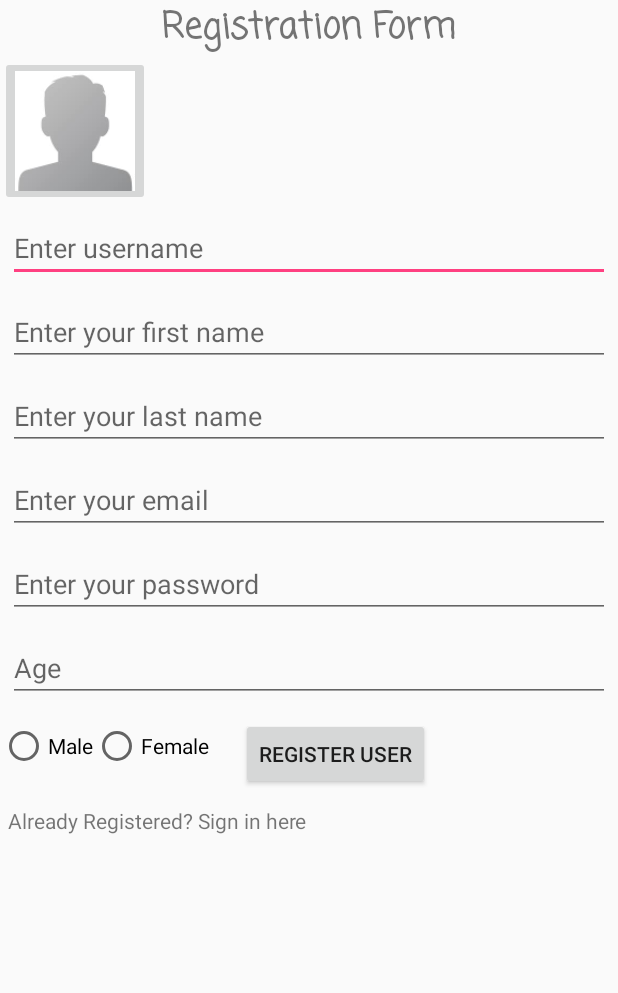
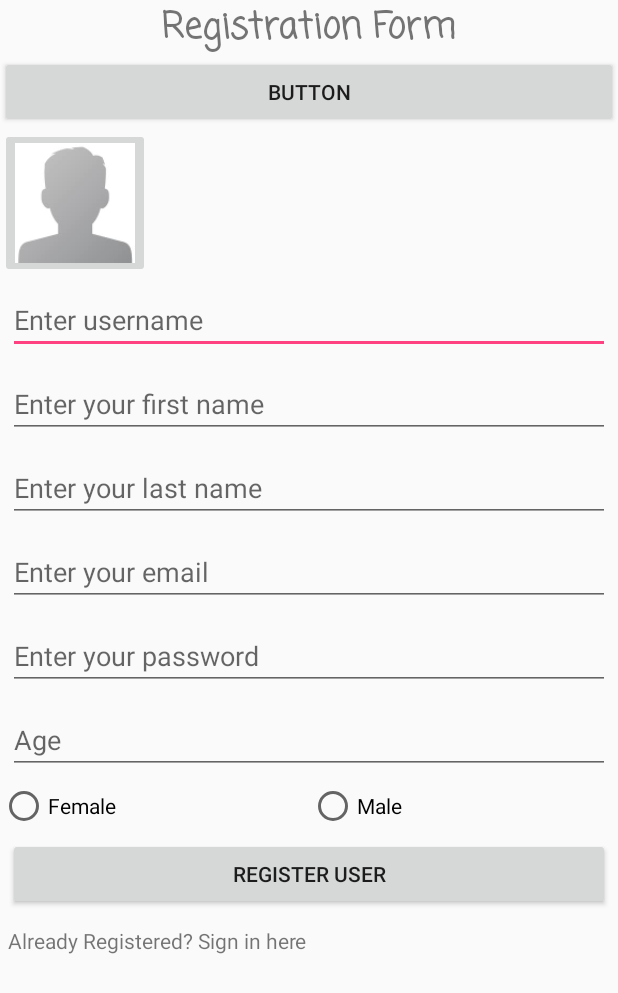
Before and after one commit to CHRISPASP95/EducationProgram, an Android app: the MainActivity screen opened directly, with no data from a screen before it, after a tap on an icon or button, on a phone screen of 412 x 824 dp. Shown: the top 993 px of the screen. Run offline under Robolectric (Android 15) with nearby library versions, the phone set to English and light mode, and no system bars; our stand-ins replace Firebase (no records; nobody signed in at launch, a user with empty details on screens opened directly); libraries missing offline, so code that uses them is left out: com.theartofdev.edmodo.

Commit message:
image storage

```diff
--- a/app/src/main/AndroidManifest.xml
+++ b/app/src/main/AndroidManifest.xml
@@ -5,6 +5,8 @@
     <uses-permission android:name="android.permission.INTERNET" />
     <uses-permission android:name="android.permission.READ_EXTERNAL_STORAGE"/>
     <uses-permission android:name="android.permission.WRITE_EXTERNAL_STORAGE"/>
+    <uses-permission android:name="android.permission.CAMERA"/>
+    <uses-feature android:name="android.hardware.camera2"/>
 
     <application
         android:allowBackup="true"
--- a/app/src/main/java/com/example/christospaspalieris/educationprogram/LoginActivity.java
+++ b/app/src/main/java/com/example/christospaspalieris/educationprogram/LoginActivity.java
@@ -31,7 +31,9 @@ public class LoginActivity extends AppCompatActivity implements View.OnClickList
     TextView textView_SignUP;
     EditText username,email,password;
     Button btn;
+
     private ProgressDialog progressLogin;
+
     @Override
     protected void onCreate(Bundle savedInstanceState) {
         super.onCreate(savedInstanceState);
--- a/app/src/main/java/com/example/christospaspalieris/educationprogram/MainActivity.java
+++ b/app/src/main/java/com/example/christospaspalieris/educationprogram/MainActivity.java
@@ -3,6 +3,7 @@ package com.example.christospaspalieris.educationprogram;
 import android.app.ProgressDialog;
 import android.content.Intent;
 import android.net.Uri;
+import android.provider.MediaStore;
 import android.support.annotation.NonNull;
 import android.support.v7.app.AppCompatActivity;
 import android.os.Bundle;
@@ -12,6 +13,7 @@ import android.widget.Button;
 import android.widget.EditText;
 import android.widget.ImageButton;
 import android.widget.RadioButton;
+import android.widget.RadioGroup;
 import android.widget.TextView;
 import android.widget.Toast;
 
@@ -31,21 +33,28 @@ import com.theartofdev.edmodo.cropper.CropImageView;
 
 public class MainActivity extends AppCompatActivity implements View.OnClickListener {
 
-    private Button buttonRegister;
+    private Button buttonRegister, btn2;
     private EditText editTextEmail,editTextPassword,editTextUserName,editTextFirstName,editTextLastName, editTextAge;
+    private RadioGroup choice_sex;
     private RadioButton male,female;
     private TextView textViewSignin;
     private ImageButton imageButton;
     private Uri profile_pic;
+    private Uri camera_uri;
+
+    private boolean camera = false;
 
     private ProgressDialog progressdialog;
 
     private static final int GALLERY_REQUEST = 1;
+    private static final int CAMERA_REQUEST_CODE = 2;
 
 
     private FirebaseAuth firebaseAyth;
     private DatabaseReference dbReference;
     private StorageReference mStorageImage;
+
+    String sex = "";
 
     @Override
     protected void onCreate(Bundle savedInstanceState) {
@@ -53,6 +62,7 @@ public class MainActivity extends AppCompatActivity implements View.OnClickListe
         setContentView(R.layout.activity_main);
 
         buttonRegister=(Button)findViewById(R.id.buttonRegister);
+        btn2= (Button)findViewById(R.id.button2);
 
         editTextUserName = (EditText)findViewById(R.id.editTextUserName);
         editTextFirstName = (EditText)findViewById(R.id.editTextFirstName);
@@ -61,6 +71,7 @@ public class MainActivity extends AppCompatActivity implements View.OnClickListe
         editTextPassword = (EditText)findViewById(R.id.editTextPassword);
         editTextAge = (EditText)findViewById(R.id.editAge);
 
+        choice_sex = (RadioGroup) findViewById(R.id.radiogroup);
         male = (RadioButton) findViewById(R.id.radiomale);
         female = (RadioButton) findViewById(R.id.radiofemale);
 
@@ -72,7 +83,6 @@ public class MainActivity extends AppCompatActivity implements View.OnClickListe
 
         buttonRegister.setOnClickListener(this);
         textViewSignin.setOnClickListener(this);
-        imageButton.setOnClickListener(this);
 
         firebaseAyth = FirebaseAuth.getInstance();
         dbReference = FirebaseDatabase.getInstance().getReference("USERS");
@@ -90,6 +100,7 @@ public class MainActivity extends AppCompatActivity implements View.OnClickListe
 
         }
         if(view==imageButton){
+            camera=false;
             Intent galleryIntent = new Intent();
             galleryIntent.setAction(Intent.ACTION_GET_CONTENT);
             galleryIntent.setType("image/*");
@@ -99,6 +110,26 @@ public class MainActivity extends AppCompatActivity implements View.OnClickListe
             /*FirebaseUser user = firebaseAyth.getCurrentUser();
             if(user!=null)*/
                 startActivity(new Intent(getApplicationContext(),LoginActivity.class));
+        }
+        if(view==btn2){
+            camera=true;
+            Intent cameraIntent = new Intent(MediaStore.ACTION_IMAGE_CAPTURE);
+            startActivityForResult(cameraIntent, CAMERA_REQUEST_CODE);
+        }
+
+        int checkRadioButton = choice_sex.getCheckedRadioButtonId();
+
+        switch (checkRadioButton){
+            case R.id.radiomale:
+                if(male.isChecked()){
+                    sex = "Male";
+                }
+                break;
+            case R.id.radiofemale:
+                if(female.isChecked()){
+                    sex = "Female";
+                }
+                break;
         }
 
     }
@@ -124,7 +155,13 @@ public class MainActivity extends AppCompatActivity implements View.OnClickListe
                 Exception error = result.getError();
             }
         }
+        if(requestCode == CAMERA_REQUEST_CODE && resultCode == RESULT_OK){
+            profile_pic = data.getData();
+            imageButton.setImageURI(profile_pic);
+        }
     }
+
+
 
     private void registerUser() {
 
@@ -195,30 +232,37 @@ public class MainActivity extends AppCompatActivity implements View.OnClickListe
         String email_address = editTextEmail.getText().toString().trim();
         String password = editTextPassword.getText().toString().trim();
         String age = editTextAge.getText().toString().trim();
-        String sex = "";
 
 
 
-        if(male.isChecked())
-            sex = "Male";
-        if(female.isChecked())
-            sex = "Female";
+
+
 
         UserInformation userInformation = new UserInformation(username,firstname,lastname,email_address,password,age,sex);
         FirebaseUser user = firebaseAyth.getCurrentUser();
 
         dbReference.child(user.getUid()).child("Person's Info").setValue(userInformation);
-
         StorageReference filepath = mStorageImage.child(profile_pic.getLastPathSegment());
         filepath.putFile(profile_pic).addOnSuccessListener(new OnSuccessListener<UploadTask.TaskSnapshot>() {
             @Override
             public void onSuccess(UploadTask.TaskSnapshot taskSnapshot) {
-
                 FirebaseUser user = firebaseAyth.getCurrentUser();
                 @SuppressWarnings("VisibleForTests")
                 String downloadUri = taskSnapshot.getDownloadUrl().toString();
                 dbReference.child(user.getUid()).child("Person's Info").child("Profile_images").setValue(downloadUri);
+
             }
         });
+               /* StorageReference filepath = mStorageImage.child("camera").child(camera_uri.getLastPathSegment());
+                filepath.putFile(camera_uri).addOnSuccessListener(new OnSuccessListener<UploadTask.TaskSnapshot>() {
+                    @Override
+                    public void onSuccess(UploadTask.TaskSnapshot taskSnapshot) {
+                        FirebaseUser user = firebaseAyth.getCurrentUser();
+                        @SuppressWarnings("VisibleForTests")
+                        String downloadUri = taskSnapshot.getDownloadUrl().toString();
+                        dbReference.child(user.getUid()).child("Person's Info").child("Profile_images").setValue(downloadUri);
+                    }
+                });*/
+
     }
 }
--- a/app/src/main/java/com/example/christospaspalieris/educationprogram/UserInformation.java
+++ b/app/src/main/java/com/example/christospaspalieris/educationprogram/UserInformation.java
@@ -27,4 +27,8 @@ public class UserInformation {
         this.age = age;
         this.sex = sex;
     }
+
+    public String getUsername() {
+        return username;
+    }
 }
--- a/app/src/main/res/layout/activity_main.xml
+++ b/app/src/main/res/layout/activity_main.xml
@@ -32,10 +32,18 @@
                     android:textSize="24sp"
                     android:textStyle="bold" />
 
+                <Button
+                    android:id="@+id/button2"
+                    android:layout_width="match_parent"
+                    android:layout_height="wrap_content"
+                    android:onClick="onClick"
+                    android:text="Button" />
+
                 <ImageButton
                     android:id="@+id/imageButton"
                     android:layout_width="100dp"
                     android:layout_height="100dp"
+                    android:onClick="onClick"
                     android:scaleType="centerCrop"
                     app:srcCompat="@mipmap/default_image" />
 
@@ -89,45 +97,50 @@
 
                 <LinearLayout
                     android:layout_width="match_parent"
-                    android:layout_height="match_parent"
-                    android:orientation="horizontal"
-                    android:weightSum="1">
+                    android:layout_height="wrap_content"
+                    android:orientation="vertical">
 
-                    <RadioButton
-                        android:id="@+id/radiomale"
-                        android:layout_width="wrap_content"
-                        android:layout_height="wrap_content"
-                        android:text="Male" />
+                    <RadioGroup
+                        android:id="@+id/radiogroup"
+                        android:layout_width="match_parent"
+                        android:layout_height="match_parent"
+                        android:layout_weight="1"
+                        android:orientation="horizontal">
 
-                    <RadioButton
-                        android:id="@+id/radiofemale"
-                        android:layout_width="wrap_content"
-                        android:layout_height="wrap_content"
-                        android:layout_alignParentTop="true"
-                        android:layout_toEndOf="@+id/radiomale"
-                        android:layout_weight="0.12"
-                        android:text="Female" />
+                        <RadioButton
+                            android:id="@+id/radiofemale"
+                            android:layout_width="match_parent"
+                            android:layout_height="wrap_content"
+                            android:layout_alignParentTop="true"
+                            android:layout_toEndOf="@+id/radiomale"
+                            android:layout_weight="1"
+                            android:text="Female" />
+
+                        <RadioButton
+                            android:id="@+id/radiomale"
+                            android:layout_width="match_parent"
+                            android:layout_height="wrap_content"
+                            android:layout_weight="1"
+                            android:text="Male" />
+                    </RadioGroup>
 
                     <Button
                         android:id="@+id/buttonRegister"
-                        android:layout_width="wrap_content"
+                        android:layout_width="match_parent"
                         android:layout_height="wrap_content"
                         android:layout_margin="5dp"
+                        android:layout_weight="1"
+                        android:onClick="onClick"
                         android:text="Register User" />
-
-                </LinearLayout>
-
-                <LinearLayout
-                    android:layout_width="match_parent"
-                    android:layout_height="match_parent"
-                    android:orientation="vertical">
 
                     <TextView
                         android:id="@+id/textViewSignin"
                         android:layout_width="match_parent"
                         android:layout_height="wrap_content"
                         android:layout_margin="5dp"
+                        android:onClick="onClick"
                         android:text="Already Registered? Sign in here" />
+
                 </LinearLayout>
 
 
--- a/build.gradle
+++ b/build.gradle
@@ -5,7 +5,7 @@ buildscript {
         jcenter()
     }
     dependencies {
-        classpath 'com.android.tools.build:gradle:2.3.1'
+        classpath 'com.android.tools.build:gradle:2.3.2'
         classpath 'com.google.gms:google-services:3.0.0'
         // NOTE: Do not place your application dependencies here; they belong
         // in the individual module build.gradle files
```
Also changed, not shown: app/src/main/java/com/example/christospaspalieris/educationprogram/EducationalProgramActivity.java (+31 -0 lines), app/src/main/res/layout/activity_login.xml (+8 -15 lines).
